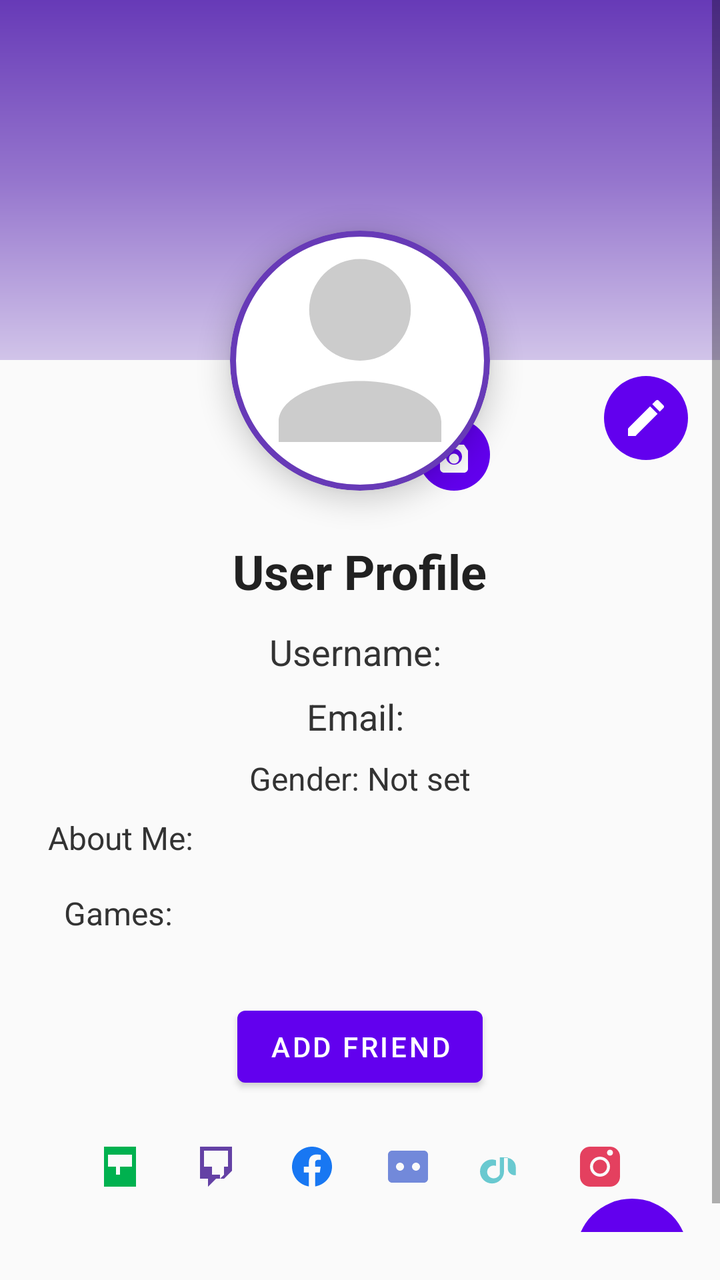
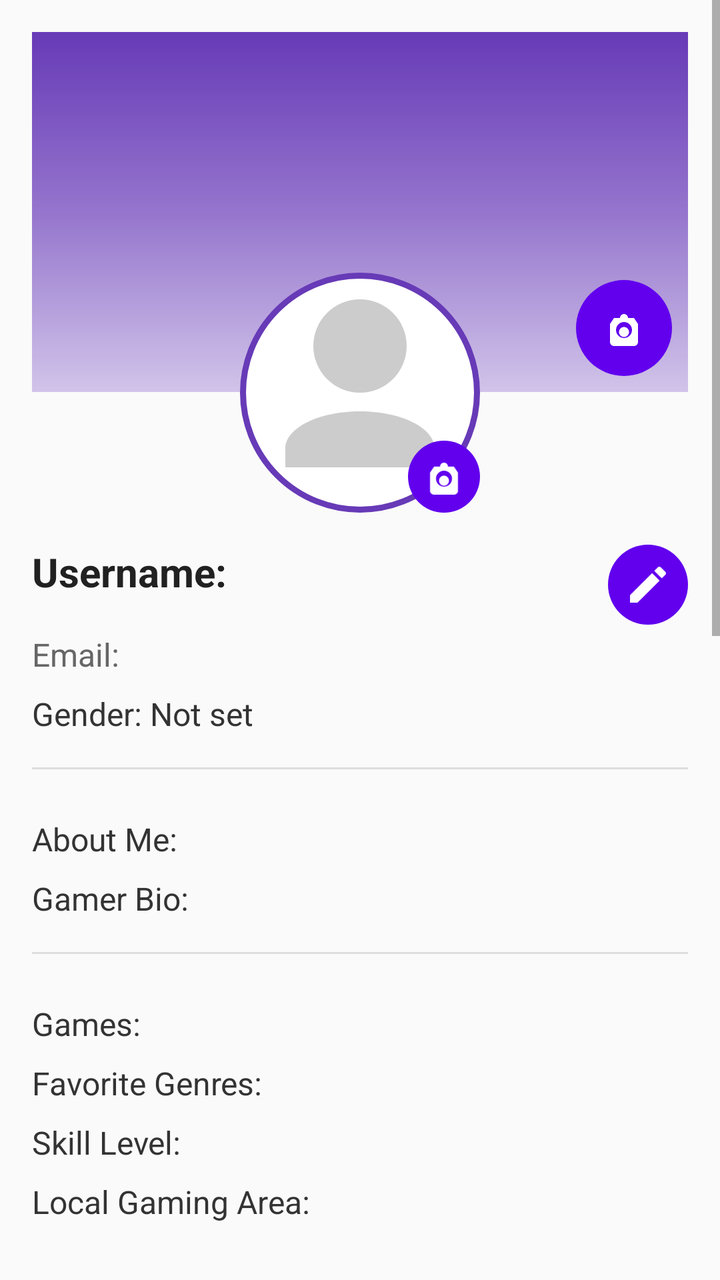

An Android layout rendered at two revisions. The XML below is the earlier revision; the diff shows what the commit changed to produce the second picture.
<!-- AndroidManifest.xml: application theme Theme.VIRE -->
<!-- res/layout/activity_profile.xml -->
<?xml version="1.0" encoding="utf-8"?>
<ScrollView xmlns:android="http://schemas.android.com/apk/res/android"
    xmlns:app="http://schemas.android.com/apk/res-auto"
    android:id="@+id/scrollViewRoot"
    android:layout_width="match_parent"
    android:layout_height="match_parent"
    android:fillViewport="true"
    android:fitsSystemWindows="true"
    android:background="#FAFAFA"
    android:paddingBottom="24dp">

    <RelativeLayout
        android:layout_width="match_parent"
        android:layout_height="wrap_content">

        
        <ImageView
            android:id="@+id/coverPhoto"
            android:layout_width="match_parent"
            android:layout_height="180dp"
            android:scaleType="centerCrop"
            android:src="@drawable/default_cover"
            android:elevation="6dp"
            android:contentDescription="Cover Photo" />

        
        <ImageButton
            android:id="@+id/changeCoverButton"
            android:layout_width="40dp"
            android:layout_height="40dp"
            android:layout_alignBottom="@id/coverPhoto"
            android:layout_alignEnd="@id/coverPhoto"
            android:layout_margin="12dp"
            android:background="@drawable/circle_bg"
            android:src="@drawable/ic_camera"
            android:contentDescription="Change Cover Photo"
            app:tint="@android:color/white" />

        
        <ImageView
            android:id="@+id/profileImage"
            android:layout_width="130dp"
            android:layout_height="130dp"
            android:layout_below="@id/coverPhoto"
            android:layout_centerHorizontal="true"
            android:layout_marginTop="-65dp"
            android:background="@drawable/profile_image_bg"
            android:padding="4dp"
            android:elevation="8dp"
            android:scaleType="centerCrop"
            android:adjustViewBounds="true"
            android:clipToOutline="true"
            android:src="@drawable/ic_profile_placeholder"
            android:contentDescription="Profile Picture" />

        
        <ImageButton
            android:id="@+id/changeProfilePicButton"
            android:layout_width="36dp"
            android:layout_height="36dp"
            android:layout_alignEnd="@id/profileImage"
            android:layout_alignBottom="@id/profileImage"
            android:background="@drawable/circle_bg"
            android:src="@drawable/ic_camera"
            android:contentDescription="Change Profile Picture"
            app:tint="@android:color/white" />

        
        <ImageButton
            android:id="@+id/editPenButton"
            android:layout_width="42dp"
            android:layout_height="42dp"
            android:layout_below="@id/coverPhoto"
            android:layout_alignParentEnd="true"
            android:layout_marginTop="8dp"
            android:layout_marginEnd="16dp"
            android:background="@drawable/circle_bg"
            android:src="@drawable/ic_pen"
            android:contentDescription="Edit Profile"
            app:tint="@android:color/white" />

        
        <LinearLayout
            android:id="@+id/profileInfoLayout"
            android:layout_width="match_parent"
            android:layout_height="wrap_content"
            android:layout_below="@id/profileImage"
            android:orientation="vertical"
            android:gravity="center_horizontal"
            android:padding="24dp">

            <TextView
                android:id="@+id/profileTitleText"
                android:layout_width="wrap_content"
                android:layout_height="wrap_content"
                android:text="User Profile"
                android:textSize="24sp"
                android:textStyle="bold"
                android:textColor="#212121"
                android:layout_marginBottom="12dp" />

            <TextView
                android:id="@+id/profileUsername"
                android:layout_width="wrap_content"
                android:layout_height="wrap_content"
                android:text="Username: "
                android:textSize="18sp"
                android:textColor="#333333"
                android:layout_marginBottom="8dp" />

            <TextView
                android:id="@+id/profileEmail"
                android:layout_width="wrap_content"
                android:layout_height="wrap_content"
                android:text="Email: "
                android:textSize="18sp"
                android:textColor="#333333"
                android:layout_marginBottom="8dp" />

            <TextView
                android:id="@+id/profileGender"
                android:layout_width="wrap_content"
                android:layout_height="wrap_content"
                android:text="Gender: Not set"
                android:textSize="16sp"
                android:textColor="#333333"
                android:layout_marginBottom="8dp" />

            <TextView
                android:id="@+id/profileAboutMe"
                android:layout_width="match_parent"
                android:layout_height="wrap_content"
                android:text="About Me: "
                android:textSize="16sp"
                android:textColor="#333333"
                android:layout_marginBottom="8dp" />

            <TextView
                android:id="@+id/profileGames"
                android:layout_width="match_parent"
                android:layout_height="wrap_content"
                android:text="Games: "
                android:textSize="16sp"
                android:textColor="#333333"
                android:layout_marginBottom="12dp"
                android:clickable="true"
                android:focusable="true"
                android:background="?attr/selectableItemBackground"
                android:padding="8dp" />

            
            <Button
                android:id="@+id/addFriendButton"
                android:layout_width="wrap_content"
                android:layout_height="wrap_content"
                android:text="Add Friend"
                android:layout_marginTop="12dp" />

            
            <LinearLayout
                android:id="@+id/socialLinksLayout"
                android:layout_width="wrap_content"
                android:layout_height="wrap_content"
                android:orientation="horizontal"
                android:layout_marginTop="12dp"
                android:gravity="center">

                <ImageButton
                    android:id="@+id/socialkick"
                    android:layout_width="40dp"
                    android:layout_height="40dp"
                    android:layout_margin="4dp"
                    android:src="@drawable/ic_kick"
                    android:background="@null"
                    android:contentDescription="Kick" />

                <ImageButton
                    android:id="@+id/socialtwitch"
                    android:layout_width="40dp"
                    android:layout_height="40dp"
                    android:layout_margin="4dp"
                    android:src="@drawable/ic_twitch"
                    android:background="@null"
                    android:contentDescription="Twitch" />

                <ImageButton
                    android:id="@+id/socialFacebook"
                    android:layout_width="40dp"
                    android:layout_height="40dp"
                    android:layout_margin="4dp"
                    android:src="@drawable/ic_facebook"
                    android:background="@null"
                    android:contentDescription="Facebook" />

                <ImageButton
                    android:id="@+id/socialDiscord"
                    android:layout_width="40dp"
                    android:layout_height="40dp"
                    android:layout_margin="4dp"
                    android:src="@drawable/ic_discord"
                    android:background="@null"
                    android:contentDescription="Discord" />

                <ImageButton
                    android:id="@+id/socialTiktok"
                    android:layout_width="40dp"
                    android:layout_height="40dp"
                    android:layout_margin="4dp"
                    android:src="@drawable/ic_tiktok"
                    android:background="@null"
                    android:contentDescription="Tiktok" />

                <ImageButton
                    android:id="@+id/socialInstagram"
                    android:layout_width="40dp"
                    android:layout_height="40dp"
                    android:layout_margin="4dp"
                    android:src="@drawable/ic_instagram"
                    android:background="@null"
                    android:contentDescription="Instagram" />

            </LinearLayout>

        </LinearLayout>

        
        <ListView
            android:id="@+id/profileFeedListView"
            android:layout_width="match_parent"
            android:layout_height="wrap_content"
            android:layout_below="@id/profileInfoLayout"
            android:divider="@android:color/darker_gray"
            android:dividerHeight="1dp"
            android:paddingTop="8dp"
            android:paddingBottom="16dp" />

        
        <ImageButton
            android:id="@+id/hamburgerButton"
            android:layout_width="56dp"
            android:layout_height="56dp"
            android:layout_alignParentBottom="true"
            android:layout_alignParentEnd="true"
            android:layout_margin="16dp"
            android:background="@drawable/circle_bg"
            android:src="@drawable/ic_menu_hamburger"
            android:contentDescription="Menu"
            app:tint="@android:color/white" />

    </RelativeLayout>

</ScrollView>
<!-- resources referenced by this layout -->
<resources>
  <!-- drawable circle_bg (drawable) -->
  <?xml version="1.0" encoding="utf-8"?>
  
  <shape xmlns:android="http://schemas.android.com/apk/res/android"
      android:shape="oval">
  
      
      <solid android:color="@color/purple_500"/>
  
      
      <size
          android:width="56dp"
          android:height="56dp"/>
  </shape>
  <!-- drawable default_cover (drawable) -->
  <?xml version="1.0" encoding="utf-8"?>
  <shape xmlns:android="http://schemas.android.com/apk/res/android"
      android:shape="rectangle">
      <gradient
          android:startColor="#673AB7"
          android:centerColor="#9575CD"
          android:endColor="#D1C4E9"
          android:angle="270" />
  </shape>
  <!-- drawable ic_kick (drawable) -->
  <?xml version="1.0" encoding="utf-8"?>
  <vector xmlns:android="http://schemas.android.com/apk/res/android"
      android:width="24dp"
      android:height="24dp"
      android:viewportWidth="24"
      android:viewportHeight="24">
      <path
          android:fillColor="#00B14F"
          android:pathData="M4,2v20h16V2H4zm10,10h-2v4h-2v-4H6V6h12v6h-4z"/>
  </vector>
  <!-- drawable ic_menu_hamburger (drawable) -->
  <?xml version="1.0" encoding="utf-8"?>
  <vector xmlns:android="http://schemas.android.com/apk/res/android"
      android:width="24dp"
      android:height="24dp"
      android:viewportWidth="24"
      android:viewportHeight="24">
      <path
          android:fillColor="#000000"
          android:pathData="M3,6h18v2H3V6zM3,11h18v2H3v-2zM3,16h18v2H3v-2z"/>
  </vector>
  <!-- drawable ic_pen (drawable) -->
  <?xml version="1.0" encoding="utf-8"?>
  <vector xmlns:android="http://schemas.android.com/apk/res/android"
      android:width="24dp"
      android:height="24dp"
      android:viewportWidth="24"
      android:viewportHeight="24">
  
      <path
          android:fillColor="#6200EE"
          android:pathData="M3,17.25V21h3.75L17.81,9.94l-3.75-3.75L3,17.25zM20.71,7.04c0.39,-0.39 0.39,-1.02 0,-1.41l-2.34,-2.34c-0.39,-0.39 -1.02,-0.39 -1.41,0l-1.83,1.83l3.75,3.75l1.83,-1.83z"/>
  </vector>
  <!-- drawable ic_profile_placeholder (drawable) -->
  <?xml version="1.0" encoding="utf-8"?>
  <vector xmlns:android="http://schemas.android.com/apk/res/android"
      android:width="100dp"
      android:height="100dp"
      android:viewportWidth="24"
      android:viewportHeight="24">
      <path
          android:fillColor="#CCCCCC"
          android:pathData="M12,12a5,5 0 1,0 -5,-5a5,5 0 0,0 5,5zM12,14c-4.42,0 -8,1.79 -8,4v2h16v-2c0,-2.21 -3.58,-4 -8,-4z"/>
  </vector>
  <!-- drawable ic_twitch (drawable) -->
  <?xml version="1.0" encoding="utf-8"?>
  <vector xmlns:android="http://schemas.android.com/apk/res/android"
      android:width="24dp"
      android:height="24dp"
      android:viewportWidth="24"
      android:viewportHeight="24">
      <path
          android:fillColor="#6441A5"
          android:pathData="M4,2v16h4v4l4,-4h4l4,-4V2H4zm14,10h-2v4l-2,2v-2h-4v-4H6V4h12v8z"/>
  </vector>
  <!-- drawable profile_image_bg (drawable) -->
  <?xml version="1.0" encoding="utf-8"?>
  <shape xmlns:android="http://schemas.android.com/apk/res/android"
      android:shape="oval">
      <solid android:color="#FFFFFF" />
      <stroke
          android:width="3dp"
          android:color="#673AB7" />
      <size
          android:width="100dp"
          android:height="100dp" />
      <padding
          android:top="2dp"
          android:bottom="2dp"
          android:left="2dp"
          android:right="2dp" />
  </shape>
  <style name="Theme.VIRE" parent="Theme.MaterialComponents.DayNight.NoActionBar">
          
          <item name="colorPrimary">#6200EE</item>  
          <item name="colorPrimaryVariant">#3700B3</item>
          <item name="colorOnPrimary">#FFFFFF</item>
          
          <item name="colorSecondary">#03DAC5</item>
          <item name="colorSecondaryVariant">#018786</item>
          <item name="colorOnSecondary">#000000</item>
      </style>
  <color name="purple_500">#6200EE</color>
  <!-- unchanged entries left out for length: 5 -->
</resources>

<!-- the commit's change to res/layout/activity_profile.xml (unified diff, before → after) -->
@@ -6,247 +6,283 @@
     android:layout_height="match_parent"
     android:fillViewport="true"
     android:fitsSystemWindows="true"
-    android:background="#FAFAFA"
-    android:paddingBottom="24dp">
-
-    <RelativeLayout
+    android:background="#FAFAFA">
+
+    <LinearLayout
         android:layout_width="match_parent"
-        android:layout_height="wrap_content">
-
-        
-        <ImageView
-            android:id="@+id/coverPhoto"
-            android:layout_width="match_parent"
-            android:layout_height="180dp"
-            android:scaleType="centerCrop"
-            android:src="@drawable/default_cover"
-            android:elevation="6dp"
-            android:contentDescription="Cover Photo" />
-
-        
-        <ImageButton
-            android:id="@+id/changeCoverButton"
-            android:layout_width="40dp"
-            android:layout_height="40dp"
-            android:layout_alignBottom="@id/coverPhoto"
-            android:layout_alignEnd="@id/coverPhoto"
-            android:layout_margin="12dp"
-            android:background="@drawable/circle_bg"
-            android:src="@drawable/ic_camera"
-            android:contentDescription="Change Cover Photo"
-            app:tint="@android:color/white" />
-
-        
-        <ImageView
-            android:id="@+id/profileImage"
-            android:layout_width="130dp"
-            android:layout_height="130dp"
-            android:layout_below="@id/coverPhoto"
-            android:layout_centerHorizontal="true"
-            android:layout_marginTop="-65dp"
-            android:background="@drawable/profile_image_bg"
-            android:padding="4dp"
-            android:elevation="8dp"
-            android:scaleType="centerCrop"
-            android:adjustViewBounds="true"
-            android:clipToOutline="true"
-            android:src="@drawable/ic_profile_placeholder"
-            android:contentDescription="Profile Picture" />
-
-        
-        <ImageButton
-            android:id="@+id/changeProfilePicButton"
-            android:layout_width="36dp"
-            android:layout_height="36dp"
-            android:layout_alignEnd="@id/profileImage"
-            android:layout_alignBottom="@id/profileImage"
-            android:background="@drawable/circle_bg"
-            android:src="@drawable/ic_camera"
-            android:contentDescription="Change Profile Picture"
-            app:tint="@android:color/white" />
-
-        
-        <ImageButton
-            android:id="@+id/editPenButton"
-            android:layout_width="42dp"
-            android:layout_height="42dp"
-            android:layout_below="@id/coverPhoto"
-            android:layout_alignParentEnd="true"
-            android:layout_marginTop="8dp"
-            android:layout_marginEnd="16dp"
-            android:background="@drawable/circle_bg"
-            android:src="@drawable/ic_pen"
-            android:contentDescription="Edit Profile"
-            app:tint="@android:color/white" />
-
-        
-        <LinearLayout
-            android:id="@+id/profileInfoLayout"
-            android:layout_width="match_parent"
-            android:layout_height="wrap_content"
-            android:layout_below="@id/profileImage"
-            android:orientation="vertical"
-            android:gravity="center_horizontal"
-            android:padding="24dp">
-
-            <TextView
-                android:id="@+id/profileTitleText"
-                android:layout_width="wrap_content"
-                android:layout_height="wrap_content"
-                android:text="User Profile"
-                android:textSize="24sp"
-                android:textStyle="bold"
-                android:textColor="#212121"
-                android:layout_marginBottom="12dp" />
+        android:layout_height="wrap_content"
+        android:orientation="vertical"
+        android:padding="16dp">
+
+        
+        <FrameLayout
+            android:layout_width="match_parent"
+            android:layout_height="180dp">
+
+            <ImageView
+                android:id="@+id/coverPhoto"
+                android:layout_width="match_parent"
+                android:layout_height="match_parent"
+                android:scaleType="centerCrop"
+                android:src="@drawable/default_cover"
+                android:background="#333"
+                android:contentDescription="Cover Photo" />
+
+            <ImageButton
+                android:id="@+id/changeCoverButton"
+                android:layout_width="48dp"
+                android:layout_height="48dp"
+                android:layout_gravity="bottom|end"
+                android:layout_margin="8dp"
+                android:src="@drawable/ic_camera"
+                android:background="@drawable/circle_bg"
+                app:tint="@android:color/white"
+                android:contentDescription="Change Cover" />
+        </FrameLayout>
+
+        
+        <FrameLayout
+            android:layout_width="wrap_content"
+            android:layout_height="wrap_content"
+            android:layout_gravity="center_horizontal"
+            android:layout_marginTop="-60dp">
+
+            <ImageView
+                android:id="@+id/profileImage"
+                android:layout_width="120dp"
+                android:layout_height="120dp"
+                android:background="@drawable/profile_image_bg"
+                android:padding="4dp"
+                android:scaleType="centerCrop"
+                android:src="@drawable/ic_profile_placeholder"
+                android:contentDescription="Profile Image" />
+
+            <ImageButton
+                android:id="@+id/changeProfilePicButton"
+                android:layout_width="36dp"
+                android:layout_height="36dp"
+                android:layout_gravity="bottom|end"
+                android:src="@drawable/ic_camera"
+                android:background="@drawable/circle_bg"
+                app:tint="@android:color/white"
+                android:contentDescription="Change Profile Pic" />
+        </FrameLayout>
+
+        
+        <RelativeLayout
+            android:layout_width="match_parent"
+            android:layout_height="wrap_content"
+            android:layout_marginTop="16dp">
 
             <TextView
                 android:id="@+id/profileUsername"
                 android:layout_width="wrap_content"
                 android:layout_height="wrap_content"
-                android:text="Username: "
-                android:textSize="18sp"
-                android:textColor="#333333"
-                android:layout_marginBottom="8dp" />
-
-            <TextView
-                android:id="@+id/profileEmail"
+                android:text="Username:"
+                android:textSize="20sp"
+                android:textStyle="bold"
+                android:textColor="#212121" />
+
+            <ImageButton
+                android:id="@+id/editPenButton"
+                android:layout_width="40dp"
+                android:layout_height="40dp"
+                android:layout_alignParentEnd="true"
+                android:src="@drawable/ic_pen"
+                android:background="@drawable/circle_bg"
+                app:tint="@android:color/white"
+                android:contentDescription="Edit Profile" />
+        </RelativeLayout>
+
+        <TextView
+            android:id="@+id/profileEmail"
+            android:layout_width="match_parent"
+            android:layout_height="wrap_content"
+            android:text="Email:"
+            android:textSize="16sp"
+            android:textColor="#666666"
+            android:layout_marginTop="4dp" />
+
+        <TextView
+            android:id="@+id/profileGender"
+            android:layout_width="match_parent"
+            android:layout_height="wrap_content"
+            android:text="Gender: Not set"
+            android:textSize="16sp"
+            android:textColor="#333333"
+            android:layout_marginTop="8dp" />
+
+        <View
+            android:layout_width="match_parent"
+            android:layout_height="1dp"
+            android:background="#DDDDDD"
+            android:layout_marginTop="16dp"
+            android:layout_marginBottom="16dp"/>
+
+        
+        <TextView
+            android:id="@+id/profileAboutMe"
+            android:layout_width="match_parent"
+            android:layout_height="wrap_content"
+            android:text="About Me:"
+            android:textSize="16sp"
+            android:textColor="#333333"
+            android:layout_marginTop="8dp" />
+
+        <TextView
+            android:id="@+id/profileGamerBio"
+            android:layout_width="match_parent"
+            android:layout_height="wrap_content"
+            android:text="Gamer Bio:"
+            android:textSize="16sp"
+            android:textColor="#333333"
+            android:layout_marginTop="8dp" />
+
+        <View
+            android:layout_width="match_parent"
+            android:layout_height="1dp"
+            android:background="#DDDDDD"
+            android:layout_marginTop="16dp"
+            android:layout_marginBottom="16dp"/>
+
+        
+        <TextView
+            android:id="@+id/profileGames"
+            android:layout_width="match_parent"
+            android:layout_height="wrap_content"
+            android:text="Games:"
+            android:textSize="16sp"
+            android:textColor="#333333"
+            android:layout_marginTop="8dp" />
+
+        <TextView
+            android:id="@+id/profileGenres"
+            android:layout_width="match_parent"
+            android:layout_height="wrap_content"
+            android:text="Favorite Genres:"
+            android:textSize="16sp"
+            android:textColor="#333333"
+            android:layout_marginTop="8dp" />
+
+        <TextView
+            android:id="@+id/profileSkillLevel"
+            android:layout_width="match_parent"
+            android:layout_height="wrap_content"
+            android:text="Skill Level:"
+            android:textSize="16sp"
+            android:textColor="#333333"
+            android:layout_marginTop="8dp" />
+
+        <TextView
+            android:id="@+id/profileLocalArea"
+            android:layout_width="match_parent"
+            android:layout_height="wrap_content"
+            android:text="Local Gaming Area:"
+            android:textSize="16sp"
+            android:textColor="#333333"
+            android:layout_marginTop="8dp" />
+
+        
+        <HorizontalScrollView
+            android:layout_width="match_parent"
+            android:layout_height="wrap_content"
+            android:layout_marginTop="24dp">
+
+            <LinearLayout
                 android:layout_width="wrap_content"
                 android:layout_height="wrap_content"
-                android:text="Email: "
-                android:textSize="18sp"
-                android:textColor="#333333"
-                android:layout_marginBottom="8dp" />
-
-            <TextView
-                android:id="@+id/profileGender"
-                android:layout_width="wrap_content"
-                android:layout_height="wrap_content"
-                android:text="Gender: Not set"
-                android:textSize="16sp"
-                android:textColor="#333333"
-                android:layout_marginBottom="8dp" />
-
-            <TextView
-                android:id="@+id/profileAboutMe"
-                android:layout_width="match_parent"
-                android:layout_height="wrap_content"
-                android:text="About Me: "
-                android:textSize="16sp"
-                android:textColor="#333333"
-                android:layout_marginBottom="8dp" />
-
-            <TextView
-                android:id="@+id/profileGames"
-                android:layout_width="match_parent"
-                android:layout_height="wrap_content"
-                android:text="Games: "
-                android:textSize="16sp"
-                android:textColor="#333333"
-                android:layout_marginBottom="12dp"
-                android:clickable="true"
-                android:focusable="true"
-                android:background="?attr/selectableItemBackground"
-                android:padding="8dp" />
-
-            
-            <Button
-                android:id="@+id/addFriendButton"
-                android:layout_width="wrap_content"
-                android:layout_height="wrap_content"
-                android:text="Add Friend"
-                android:layout_marginTop="12dp" />
-
-            
-            <LinearLayout
-                android:id="@+id/socialLinksLayout"
-                android:layout_width="wrap_content"
-                android:layout_height="wrap_content"
-                android:orientation="horizontal"
-                android:layout_marginTop="12dp"
-                android:gravity="center">
+                android:orientation="horizontal">
+
+                <ImageButton
+                    android:id="@+id/socialDiscord"
+                    android:layout_width="44dp"
+                    android:layout_height="44dp"
+                    android:src="@drawable/ic_discord"
+                    android:background="@null"
+                    android:layout_marginEnd="8dp"
+                    android:contentDescription="Discord" />
+
+                <ImageButton
+                    android:id="@+id/socialInstagram"
+                    android:layout_width="44dp"
+                    android:layout_height="44dp"
+                    android:src="@drawable/ic_instagram"
+                    android:background="@null"
+                    android:layout_marginEnd="8dp"
+                    android:contentDescription="Instagram" />
+
+                <ImageButton
+                    android:id="@+id/socialTiktok"
+                    android:layout_width="44dp"
+                    android:layout_height="44dp"
+                    android:src="@drawable/ic_tiktok"
+                    android:background="@null"
+                    android:layout_marginEnd="8dp"
+                    android:contentDescription="Tiktok" />
+
+                <ImageButton
+                    android:id="@+id/socialFacebook"
+                    android:layout_width="44dp"
+                    android:layout_height="44dp"
+                    android:src="@drawable/ic_facebook"
+                    android:background="@null"
+                    android:layout_marginEnd="8dp"
+                    android:contentDescription="Facebook" />
+
+                <ImageButton
+                    android:id="@+id/socialtwitch"
+                    android:layout_width="44dp"
+                    android:layout_height="44dp"
+                    android:src="@drawable/ic_twitch"
+                    android:background="@null"
+                    android:layout_marginEnd="8dp"
+                    android:contentDescription="Twitch" />
 
                 <ImageButton
                     android:id="@+id/socialkick"
-                    android:layout_width="40dp"
-                    android:layout_height="40dp"
-                    android:layout_margin="4dp"
+                    android:layout_width="44dp"
+                    android:layout_height="44dp"
                     android:src="@drawable/ic_kick"
                     android:background="@null"
                     android:contentDescription="Kick" />
-
-                <ImageButton
-                    android:id="@+id/socialtwitch"
-                    android:layout_width="40dp"
-                    android:layout_height="40dp"
-                    android:layout_margin="4dp"
-                    android:src="@drawable/ic_twitch"
-                    android:background="@null"
-                    android:contentDescription="Twitch" />
-
-                <ImageButton
-                    android:id="@+id/socialFacebook"
-                    android:layout_width="40dp"
-                    android:layout_height="40dp"
-                    android:layout_margin="4dp"
-                    android:src="@drawable/ic_facebook"
-                    android:background="@null"
-                    android:contentDescription="Facebook" />
-
-                <ImageButton
-                    android:id="@+id/socialDiscord"
-                    android:layout_width="40dp"
-                    android:layout_height="40dp"
-                    android:layout_margin="4dp"
-                    android:src="@drawable/ic_discord"
-                    android:background="@null"
-                    android:contentDescription="Discord" />
-
-                <ImageButton
-                    android:id="@+id/socialTiktok"
-                    android:layout_width="40dp"
-                    android:layout_height="40dp"
-                    android:layout_margin="4dp"
-                    android:src="@drawable/ic_tiktok"
-                    android:background="@null"
-                    android:contentDescription="Tiktok" />
-
-                <ImageButton
-                    android:id="@+id/socialInstagram"
-                    android:layout_width="40dp"
-                    android:layout_height="40dp"
-                    android:layout_margin="4dp"
-                    android:src="@drawable/ic_instagram"
-                    android:background="@null"
-                    android:contentDescription="Instagram" />
-
             </LinearLayout>
-
-        </LinearLayout>
-
-        
+        </HorizontalScrollView>
+
+        <Button
+            android:id="@+id/addFriendButton"
+            android:layout_width="match_parent"
+            android:layout_height="wrap_content"
+            android:text="Add Friend"
+            android:layout_marginTop="16dp" />
+
+        
+        <TextView
+            android:layout_width="match_parent"
+            android:layout_height="wrap_content"
+            android:text="Profile Feed"
+            android:textSize="18sp"
+            android:textStyle="bold"
+            android:layout_marginTop="24dp"
+            android:layout_marginBottom="8dp"/>
+
         <ListView
             android:id="@+id/profileFeedListView"
             android:layout_width="match_parent"
-            android:layout_height="wrap_content"
-            android:layout_below="@id/profileInfoLayout"
-            android:divider="@android:color/darker_gray"
-            android:dividerHeight="1dp"
-            android:paddingTop="8dp"
-            android:paddingBottom="16dp" />
+            android:layout_height="400dp"
+            android:divider="#EEEEEE"
+            android:dividerHeight="1dp" />
 
         
         <ImageButton
             android:id="@+id/hamburgerButton"
             android:layout_width="56dp"
             android:layout_height="56dp"
-            android:layout_alignParentBottom="true"
-            android:layout_alignParentEnd="true"
-            android:layout_margin="16dp"
+            android:layout_gravity="end"
+            android:layout_marginTop="16dp"
             android:background="@drawable/circle_bg"
             android:src="@drawable/ic_menu_hamburger"
-            android:contentDescription="Menu"
-            app:tint="@android:color/white" />
-
-    </RelativeLayout>
-
+            app:tint="@android:color/white"
+            android:contentDescription="Menu" />
+
+    </LinearLayout>
 </ScrollView>
